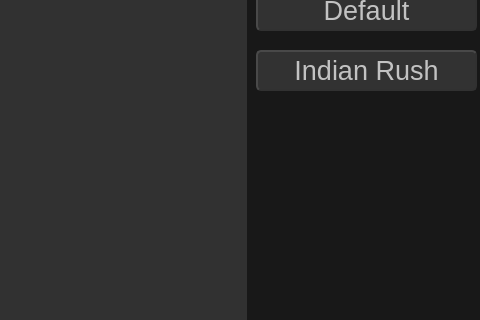
Qt form gui.ui (nicktimur/Python-OOP-MP3-Player) before a commit; both pictures show x 734 to 1214 and y 160 to 480 of the 1214 by 669 pixel window.
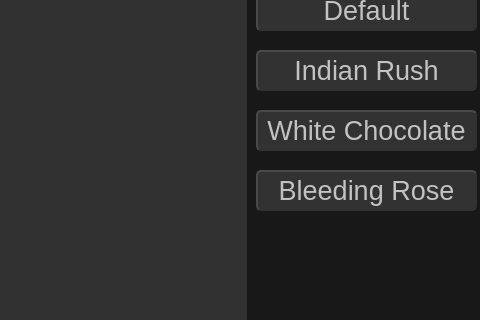
The same form after that commit. Icons and pictures are not drawn.

```diff
--- a/gui.ui
+++ b/gui.ui
@@ -891,6 +891,82 @@
     <string>Indian Rush</string>
    </property>
   </widget>
+  <widget class="QPushButton" name="White_Chocolate">
+   <property name="geometry">
+    <rect>
+     <x>990</x>
+     <y>270</y>
+     <width>221</width>
+     <height>41</height>
+    </rect>
+   </property>
+   <property name="font">
+    <font>
+     <family>Yu Gothic UI</family>
+     <pointsize>20</pointsize>
+    </font>
+   </property>
+   <property name="styleSheet">
+    <string notr="true">QPushButton {
+    color: #c2c2c2;
+    border: 2px solid #313131;
+    border-radius: 5px;
+    border-style: outset;
+    background:  rgb(50, 50, 50);
+    }
+
+QPushButton:hover {
+    background:  rgb(30, 30, 30);
+	border: 2px solid #2a2a2a;
+    }
+
+QPushButton:pressed {
+    border-style: inset;
+    background: rgb(15, 15, 15);
+    }</string>
+   </property>
+   <property name="text">
+    <string>White Chocolate</string>
+   </property>
+  </widget>
+  <widget class="QPushButton" name="Bleeding_Rose">
+   <property name="geometry">
+    <rect>
+     <x>990</x>
+     <y>330</y>
+     <width>221</width>
+     <height>41</height>
+    </rect>
+   </property>
+   <property name="font">
+    <font>
+     <family>Yu Gothic UI</family>
+     <pointsize>20</pointsize>
+    </font>
+   </property>
+   <property name="styleSheet">
+    <string notr="true">QPushButton {
+    color: #c2c2c2;
+    border: 2px solid #313131;
+    border-radius: 5px;
+    border-style: outset;
+    background:  rgb(50, 50, 50);
+    }
+
+QPushButton:hover {
+    background:  rgb(30, 30, 30);
+	border: 2px solid #2a2a2a;
+    }
+
+QPushButton:pressed {
+    border-style: inset;
+    background: rgb(15, 15, 15);
+    }</string>
+   </property>
+   <property name="text">
+    <string>Bleeding Rose</string>
+   </property>
+  </widget>
  </widget>
  <resources/>
  <connections/>
```
